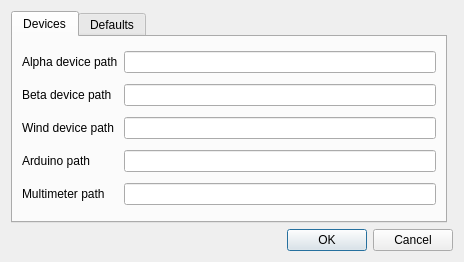
The window that preferences.ui (froque/AeroIST) describes before a commit, drawn with Qt 5.
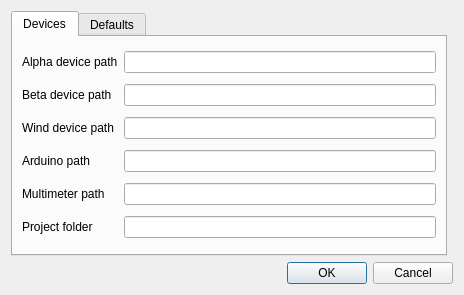
The same window after the commit.

Commit message: remove old reference to arduino .pde added folder project in preferences green button is not OK yet

```diff
--- a/preferences.ui
+++ b/preferences.ui
@@ -7,7 +7,7 @@
     <x>0</x>
     <y>0</y>
     <width>464</width>
-    <height>262</height>
+    <height>295</height>
    </rect>
   </property>
   <property name="sizePolicy">
@@ -96,6 +96,16 @@
        <item row="4" column="1">
         <widget class="QLineEdit" name="edit_multimetro"/>
        </item>
+       <item row="5" column="0">
+        <widget class="QLabel" name="label_10">
+         <property name="text">
+          <string>Project folder</string>
+         </property>
+        </widget>
+       </item>
+       <item row="5" column="1">
+        <widget class="QLineEdit" name="edit_project"/>
+       </item>
       </layout>
      </widget>
      <widget class="QWidget" name="defaults">
```
The commit also changes 9 other files.
